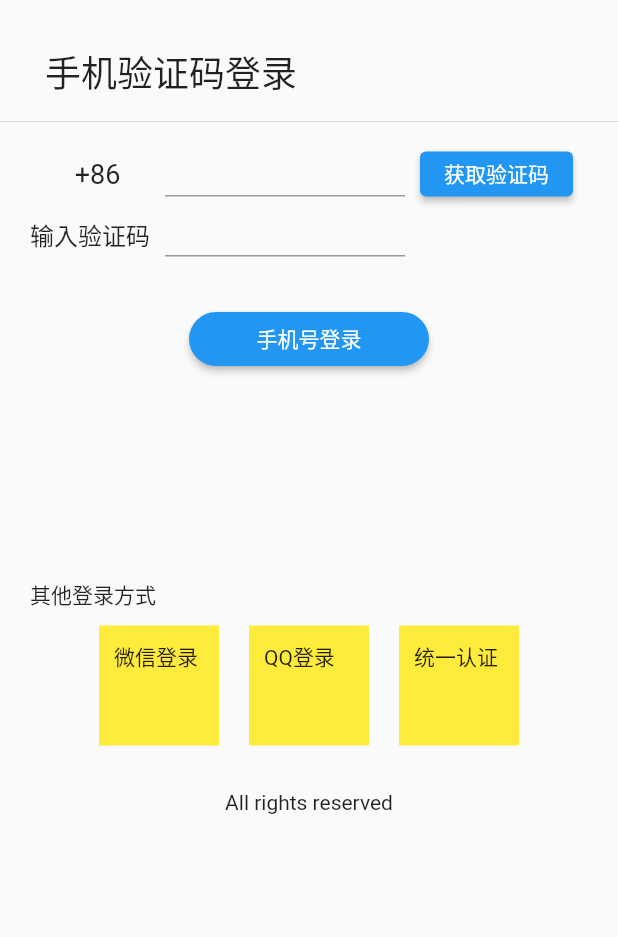
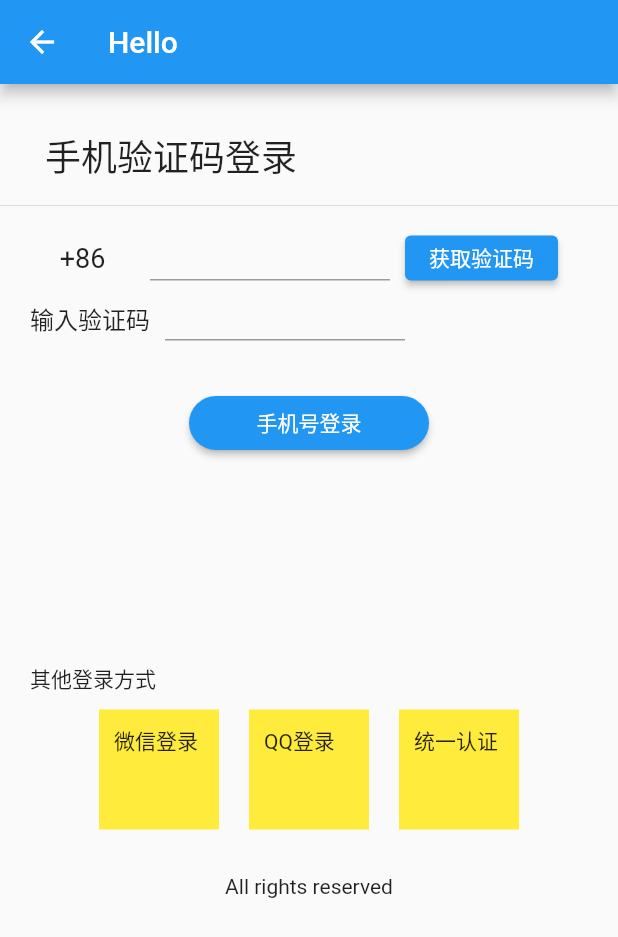
Before and after one commit to sdu0yi/health-monitor-flutter, a Flutter app: the Login screen opened directly, on a phone screen of 412 x 824 dp. Shown: the top 937 px of the screen. Run offline on Flutter 3.47's test engine with Material 2 defaults, Android fonts, the phone set to English and light mode, and no system bars; our stand-ins replace shared_preferences; missing offline and left inert: sqlite3; accounts and stored records are empty.

Commit message:
feat: 添加主页面导航
添加主页面导航，启动页临时变更为主页面

```diff
--- a/lib/routes/login.dart
+++ b/lib/routes/login.dart
@@ -5,7 +5,11 @@
 
   @override
   Widget build(BuildContext context) {
-    return SizedBox(
+    return Scaffold(
+        appBar: AppBar(
+          title: Text('Hello'),
+        ),
+        body: SizedBox(
           width: double.infinity,
           child: Column(
             crossAxisAlignment: CrossAxisAlignment.center,
@@ -47,6 +51,7 @@
                 child: const Text('All rights reserved'),
               )
             ],
+          ),
         ));
   }
 }
@@ -120,7 +125,7 @@
       crossAxisAlignment: CrossAxisAlignment.start,
       children: [
         Container(
-          padding: const EdgeInsets.symmetric(horizontal: 20.0, vertical: 5.0),
+          padding: const EdgeInsets.symmetric(horizontal: 10.0, vertical: 5.0),
           height: 40.0,
           child: Row(
             mainAxisAlignment: MainAxisAlignment.start,
```
Also changed, not shown: lib/main.dart (+2 -7 lines), lib/routes/main.dart (added, +41 -0 lines). Lines whose indentation alone changed are shown as unchanged.
